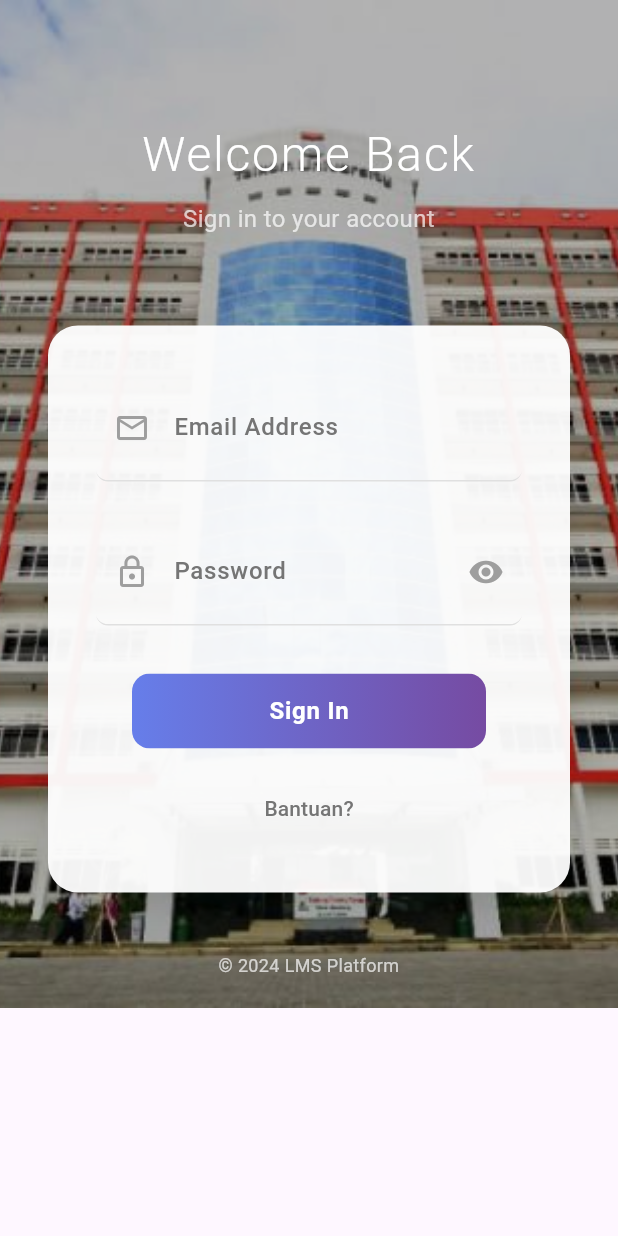
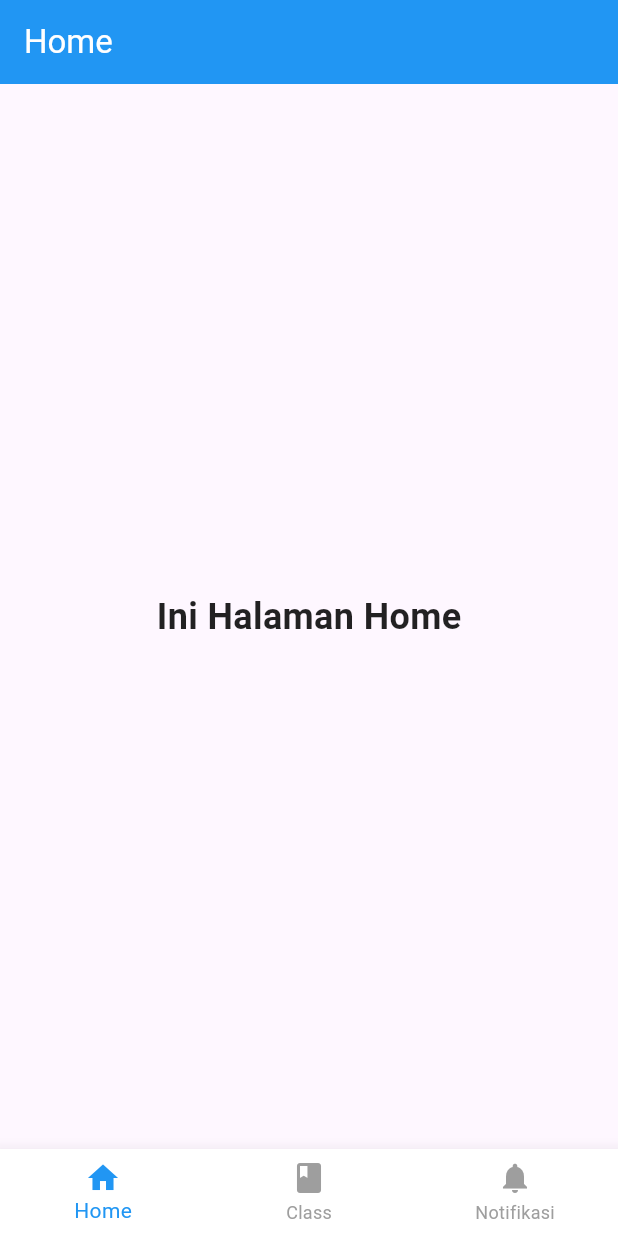
Before and after one commit to Yayukk/lms-app, a Flutter app: the screen it shows after launch, after a tap on "Sign In", on a phone screen of 412 x 824 dp. Run offline on Flutter 3.47's test engine with Material 3 defaults, Android fonts, the phone set to English and light mode, and no system bars.

Commit message:
membuat main screen/bottom sheet

```diff
--- /dev/null
+++ b/lib/class_screen.dart
@@ -0,0 +1,26 @@
+import 'package:flutter/material.dart';
+
+class ClassScreen extends StatelessWidget {
+  const ClassScreen({super.key});
+
+  @override
+  Widget build(BuildContext context) {
+    return Scaffold(
+      appBar: AppBar(
+        title: const Text('Class'),
+        backgroundColor: Colors.blue,
+        foregroundColor: Colors.white,
+      ),
+      body: const Center(
+        child: Text(
+          'Ini Halaman Class',
+          style: TextStyle(
+            fontSize: 24,
+            fontWeight: FontWeight.w600,
+            color: Colors.black87,
+          ),
+        ),
+      ),
+    );
+  }
+}
--- /dev/null
+++ b/lib/home_screen.dart
@@ -0,0 +1,26 @@
+import 'package:flutter/material.dart';
+
+class HomeScreen extends StatelessWidget {
+  const HomeScreen({super.key});
+
+  @override
+  Widget build(BuildContext context) {
+    return Scaffold(
+      appBar: AppBar(
+        title: const Text('Home'),
+        backgroundColor: Colors.blue,
+        foregroundColor: Colors.white,
+      ),
+      body: const Center(
+        child: Text(
+          'Ini Halaman Home',
+          style: TextStyle(
+            fontSize: 24,
+            fontWeight: FontWeight.w600,
+            color: Colors.black87,
+          ),
+        ),
+      ),
+    );
+  }
+}
--- a/lib/login_screen.dart
+++ b/lib/login_screen.dart
@@ -1,4 +1,5 @@
 import 'package:flutter/material.dart';
+import 'main_screen.dart';
 
 class LoginScreen extends StatefulWidget {
   const LoginScreen({super.key});
@@ -182,9 +183,12 @@ class _LoginScreenState extends State<LoginScreen> {
                           height: 50,
                           child: ElevatedButton(
                             onPressed: () {
-                              // Handle login logic here
-                              print(
-                                'Login pressed with email: ${_emailController.text}',
+                              // Navigate to main screen after successful login
+                              Navigator.pushReplacement(
+                                context,
+                                MaterialPageRoute(
+                                  builder: (context) => const MainScreen(),
+                                ),
                               );
                             },
                             style: ElevatedButton.styleFrom(
--- /dev/null
+++ b/lib/main_screen.dart
@@ -0,0 +1,49 @@
+import 'package:flutter/material.dart';
+import 'home_screen.dart';
+import 'class_screen.dart';
+import 'notif_screen.dart';
+
+class MainScreen extends StatefulWidget {
+  const MainScreen({super.key});
+
+  @override
+  _MainScreenState createState() => _MainScreenState();
+}
+
+class _MainScreenState extends State<MainScreen> {
+  int _currentIndex = 0;
+
+  final List<Widget> _screens = [
+    const HomeScreen(),
+    const ClassScreen(),
+    const NotifScreen(),
+  ];
+
+  @override
+  Widget build(BuildContext context) {
+    return Scaffold(
+      body: IndexedStack(index: _currentIndex, children: _screens),
+      bottomNavigationBar: BottomNavigationBar(
+        currentIndex: _currentIndex,
+        onTap: (index) {
+          setState(() {
+            _currentIndex = index;
+          });
+        },
+        type: BottomNavigationBarType.fixed,
+        selectedItemColor: Colors.blue,
+        unselectedItemColor: Colors.grey,
+        backgroundColor: Colors.white,
+        elevation: 10,
+        items: const [
+          BottomNavigationBarItem(icon: Icon(Icons.home), label: 'Home'),
+          BottomNavigationBarItem(icon: Icon(Icons.class_), label: 'Class'),
+          BottomNavigationBarItem(
+            icon: Icon(Icons.notifications),
+            label: 'Notifikasi',
+          ),
+        ],
+      ),
+    );
+  }
+}
--- /dev/null
+++ b/lib/notif_screen.dart
@@ -0,0 +1,26 @@
+import 'package:flutter/material.dart';
+
+class NotifScreen extends StatelessWidget {
+  const NotifScreen({super.key});
+
+  @override
+  Widget build(BuildContext context) {
+    return Scaffold(
+      appBar: AppBar(
+        title: const Text('Notifikasi'),
+        backgroundColor: Colors.blue,
+        foregroundColor: Colors.white,
+      ),
+      body: const Center(
+        child: Text(
+          'Ini Halaman Notifikasi',
+          style: TextStyle(
+            fontSize: 24,
+            fontWeight: FontWeight.w600,
+            color: Colors.black87,
+          ),
+        ),
+      ),
+    );
+  }
+}
```
